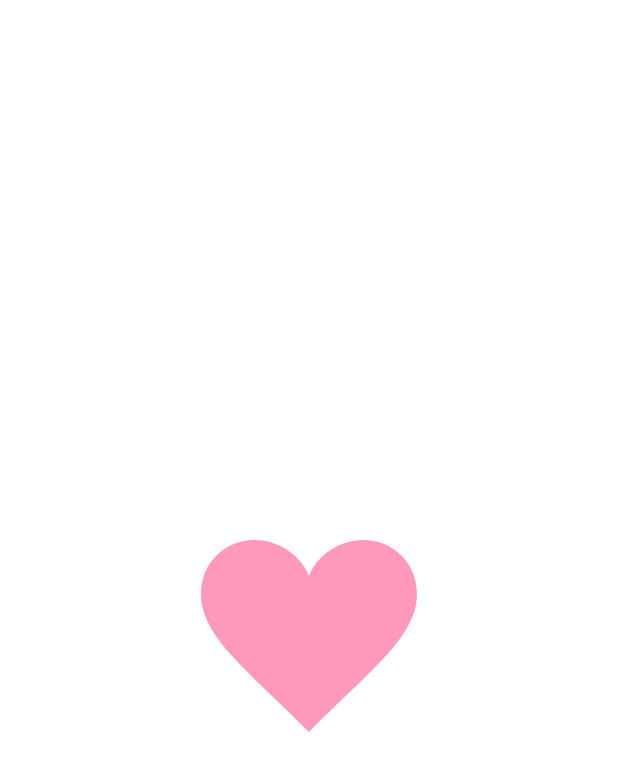
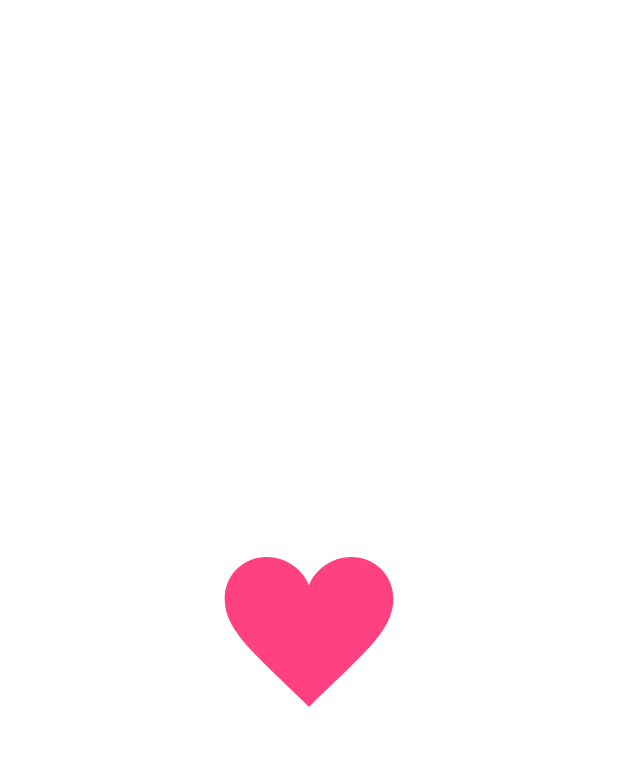
Before and after one commit to BradBroulik/android-adaptive-demos, an Android app: the layout activity_tinted_drawable.xml on its own in the app's theme, with its tools: preview values and no code run, on a phone screen of 412 x 824 dp. Shown: the top 771 px of the screen. Run offline under Robolectric (Android 15) with nearby library versions, the phone set to English and light mode, and no system bars.

```diff
--- a/app/src/main/java/com/example/bradbroulik/responsivedemos/GridViewActivity.java
+++ b/app/src/main/java/com/example/bradbroulik/responsivedemos/GridViewActivity.java
@@ -5,7 +5,7 @@ import android.support.v7.app.ActionBarActivity;
 import android.widget.ArrayAdapter;
 import android.widget.GridView;
 
-import com.example.bradbroulik.responsivedemos.dummy.DummyContent;
+import com.example.bradbroulik.responsivedemos.data.AppData;
 
 
 public class GridViewActivity extends ActionBarActivity {
@@ -16,11 +16,11 @@ public class GridViewActivity extends ActionBarActivity {
         setContentView(R.layout.activity_grid_view);
 
         GridView gridview = (GridView) findViewById(R.id.gridview);
-        gridview.setAdapter(new ArrayAdapter<DummyContent.DummyItem>(
+        gridview.setAdapter(new ArrayAdapter<>(
                 this,
                 R.layout.grid_view_item,
                 R.id.grid_view_cell1,
-                DummyContent.HOSPITALS));
+                AppData.HOSPITALS));
     }
 
 }
--- a/app/src/main/java/com/example/bradbroulik/responsivedemos/HospitalDetailFragment.java
+++ b/app/src/main/java/com/example/bradbroulik/responsivedemos/HospitalDetailFragment.java
@@ -8,7 +8,7 @@ import android.view.ViewGroup;
 import android.widget.TextView;
 
 
-import com.example.bradbroulik.responsivedemos.dummy.DummyContent;
+import com.example.bradbroulik.responsivedemos.data.AppData;
 
 /**
  * A fragment representing a single Book detail screen.
@@ -26,7 +26,7 @@ public class HospitalDetailFragment extends Fragment {
     /**
      * The dummy content this fragment is presenting.
      */
-    private DummyContent.DummyItem mItem;
+    private AppData.KeyValueItem mItem;
 
     /**
      * Mandatory empty constructor for the fragment manager to instantiate the
@@ -43,7 +43,7 @@ public class HospitalDetailFragment extends Fragment {
             // Load the dummy content specified by the fragment
             // arguments. In a real-world scenario, use a Loader
             // to load content from a content provider.
-            mItem = DummyContent.HOSPITAL_MAP.get(getArguments().getString(ARG_ITEM_ID));
+            mItem = AppData.HOSPITAL_MAP.get(getArguments().getString(ARG_ITEM_ID));
         }
     }
 
--- a/app/src/main/res/drawable/heart_vector.xml
+++ b/app/src/main/res/drawable/heart_vector.xml
@@ -1,10 +1,10 @@
 <vector xmlns:android="http://schemas.android.com/apk/res/android"
-    android:height="256dp"
-    android:width="256dp"
+    android:height="200dp"
+    android:width="200dp"
     android:viewportWidth="32"
     android:viewportHeight="32">
 
-    <path android:fillColor="#8fff"
+    <path android:fillColor="@color/black"
         android:pathData="M20.5,9.5
                         c-1.955,0,-3.83,1.268,-4.5,3
                         c-0.67,-1.732,-2.547,-3,-4.5,-3
--- a/app/src/main/res/layout/activity_grid_view.xml
+++ b/app/src/main/res/layout/activity_grid_view.xml
@@ -10,4 +10,4 @@
     android:numColumns="auto_fit"
     android:paddingTop="20sp"
     android:stretchMode="columnWidth"
-    android:verticalSpacing="10sp"></GridView>
+    android:verticalSpacing="10sp" />
--- a/app/src/main/res/layout/activity_hospital_twopane.xml
+++ b/app/src/main/res/layout/activity_hospital_twopane.xml
@@ -22,7 +22,7 @@
     -->
 
     <fragment
-        android:id="@+id/book_list"
+        android:id="@+id/hospital_list"
         android:name="com.example.bradbroulik.responsivedemos.HospitalListFragment"
         android:layout_width="0dp"
         android:layout_height="match_parent"
@@ -30,7 +30,7 @@
         tools:layout="@android:layout/list_content" />
 
     <FrameLayout
-        android:id="@+id/book_detail_container"
+        android:id="@+id/hospital_detail_container"
         android:layout_width="0dp"
         android:layout_height="match_parent"
         android:layout_weight="2" />
--- a/app/src/main/res/layout/activity_screen_density.xml
+++ b/app/src/main/res/layout/activity_screen_density.xml
@@ -7,7 +7,8 @@
     android:paddingTop="@dimen/activity_vertical_margin"
     android:paddingBottom="@dimen/activity_vertical_margin"
     tools:context=".ScreenDensityActivity"
-    android:background="@android:color/white">
+    >
+    <!--android:background="@android:color/white"-->
 
     <ImageView
         android:layout_width="wrap_content"
--- a/app/src/main/res/layout/activity_tinted_drawable.xml
+++ b/app/src/main/res/layout/activity_tinted_drawable.xml
@@ -6,8 +6,7 @@
     android:paddingRight="@dimen/activity_horizontal_margin"
     android:paddingTop="@dimen/activity_vertical_margin"
     android:paddingBottom="@dimen/activity_vertical_margin"
-    tools:context=".TintableDrawableActivity"
-    android:background="@android:color/white">
+    tools:context=".TintableDrawableActivity">
 
 
     <ImageView
--- a/app/src/main/res/layout/activity_vector_drawable.xml
+++ b/app/src/main/res/layout/activity_vector_drawable.xml
@@ -8,7 +8,7 @@
         android:paddingTop="@dimen/activity_vertical_margin"
         android:paddingBottom="@dimen/activity_vertical_margin"
         tools:context=".Vector1Activity"
-        android:background="@color/background_material_dark">
+        >
 
     <ImageView
         android:layout_width="wrap_content"
--- a/app/src/main/res/values/colors.xml
+++ b/app/src/main/res/values/colors.xml
@@ -8,4 +8,6 @@
 
     <color name="pink_A200">#FF4081</color>
 
+    <color name="black">#000</color>
+    <color name="white">#FFF</color>
 </resources>
--- a/app/src/main/res/values/strings.xml
+++ b/app/src/main/res/values/strings.xml
@@ -12,6 +12,4 @@
     <string name="title_mostly_fluid">Responsive Layouts/Mostly Fluid</string>
     <string name="title_book_detail">Detail</string>
 
-    <string name="hello_world">Hello world!</string>
-
 </resources>
--- a/app/src/main/res/values/themes.xml
+++ b/app/src/main/res/values/themes.xml
@@ -16,6 +16,9 @@
              which is used to tint widgets -->
         <item name="colorAccent">@color/green_A200</item>
 
+        <!-- Window colors -->
+        <item name="android:windowBackground">@color/white</item>
+
         <!-- You can also set colorControlNormal, colorControlActivated
              colorControlHighlight & colorSwitchThumbNormal. -->
     </style>
```
Also changed, not shown: app/src/main/java/com/example/bradbroulik/responsivedemos/DemosActivity.java (+4 -3 lines), app/src/main/java/com/example/bradbroulik/responsivedemos/HospitalListActivity.java (+3 -4 lines), app/src/main/java/com/example/bradbroulik/responsivedemos/HospitalListFragment.java (+6 -6 lines), app/src/main/java/com/example/bradbroulik/responsivedemos/data/AppData.java (added, +53 -0 lines), app/src/main/java/com/example/bradbroulik/responsivedemos/dummy/DummyContent.java (deleted, +0 -62 lines).
